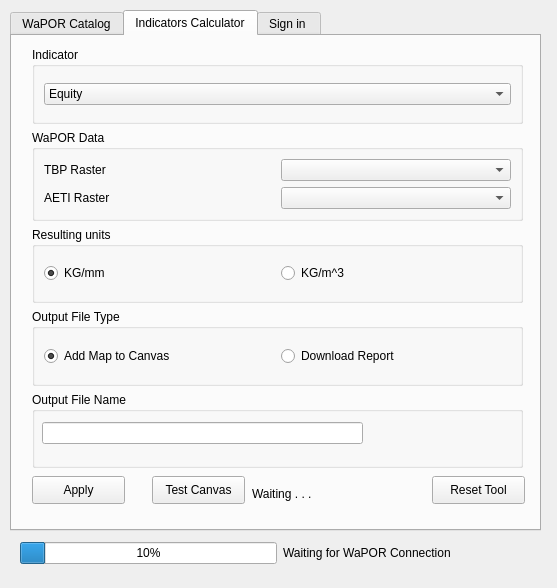
This is wap_plugin_dialog_base.ui in WAGIS/wap_plugin as Qt 5 draws it before an edit. The edited form follows.
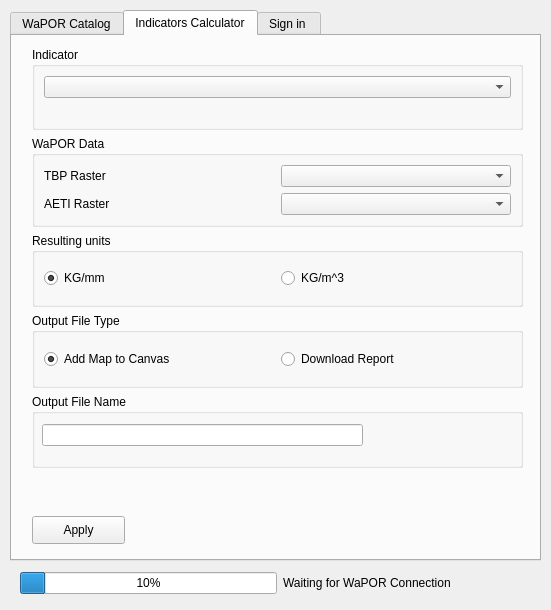
This is the edited form.

Commit message: - Indicators JSON integrated to automatize the interaction with the UI, is pending to fill the information of the rasters - UI updated with the changes of coodinate selector and indicators info

Diff of the .ui file:
```diff
--- a/wap_plugin_dialog_base.ui
+++ b/wap_plugin_dialog_base.ui
@@ -6,8 +6,8 @@
    <rect>
     <x>0</x>
     <y>0</y>
-    <width>557</width>
-    <height>588</height>
+    <width>551</width>
+    <height>610</height>
    </rect>
   </property>
   <property name="windowTitle">
@@ -19,7 +19,7 @@
      <x>10</x>
      <y>10</y>
      <width>531</width>
-     <height>521</height>
+     <height>551</height>
     </rect>
    </property>
    <property name="currentIndex">
@@ -159,6 +159,38 @@
          <item>
           <widget class="QLineEdit" name="outputRasterName"/>
          </item>
+         <item>
+          <widget class="QLabel" name="outputRasterCubeID">
+           <property name="text">
+            <string>.tif</string>
+           </property>
+          </widget>
+         </item>
+        </layout>
+       </item>
+       <item>
+        <layout class="QHBoxLayout" name="horizontalLayout_19">
+         <item>
+          <widget class="QPushButton" name="TestCanvasButton">
+           <property name="text">
+            <string>Test Canvas</string>
+           </property>
+          </widget>
+         </item>
+         <item>
+          <widget class="QLabel" name="TestCanvasLabel">
+           <property name="text">
+            <string>Waiting . . .</string>
+           </property>
+          </widget>
+         </item>
+         <item>
+          <widget class="QPushButton" name="resetToolButton">
+           <property name="text">
+            <string>Reset Tool</string>
+           </property>
+          </widget>
+         </item>
         </layout>
        </item>
       </layout>
@@ -258,7 +290,7 @@
      <property name="geometry">
       <rect>
        <x>20</x>
-       <y>440</y>
+       <y>480</y>
        <width>93</width>
        <height>28</height>
       </rect>
@@ -284,28 +316,18 @@
         </property>
         <layout class="QHBoxLayout" name="horizontalLayout_9">
          <item>
-          <widget class="QComboBox" name="indicatorListComboBox">
+          <layout class="QVBoxLayout" name="verticalLayout_6">
            <item>
-            <property name="text">
-             <string>Equity</string>
-            </property>
+            <widget class="QComboBox" name="indicatorListComboBox"/>
            </item>
            <item>
-            <property name="text">
-             <string>Beneficial Fraction</string>
-            </property>
+            <widget class="QLabel" name="indicInfoLabel">
+             <property name="text">
+              <string/>
+             </property>
+            </widget>
            </item>
-           <item>
-            <property name="text">
-             <string>Adequacy</string>
-            </property>
-           </item>
-           <item>
-            <property name="text">
-             <string>Relative Water Deficit</string>
-            </property>
-           </item>
-          </widget>
+          </layout>
          </item>
         </layout>
        </widget>
@@ -428,45 +450,6 @@
       </item>
      </layout>
     </widget>
-    <widget class="QPushButton" name="TestCanvasButton">
-     <property name="geometry">
-      <rect>
-       <x>140</x>
-       <y>440</y>
-       <width>93</width>
-       <height>28</height>
-      </rect>
-     </property>
-     <property name="text">
-      <string>Test Canvas</string>
-     </property>
-    </widget>
-    <widget class="QLabel" name="TestCanvasLabel">
-     <property name="geometry">
-      <rect>
-       <x>240</x>
-       <y>450</y>
-       <width>171</width>
-       <height>16</height>
-      </rect>
-     </property>
-     <property name="text">
-      <string>Waiting . . .</string>
-     </property>
-    </widget>
-    <widget class="QPushButton" name="resetToolButton">
-     <property name="geometry">
-      <rect>
-       <x>420</x>
-       <y>440</y>
-       <width>93</width>
-       <height>28</height>
-      </rect>
-     </property>
-     <property name="text">
-      <string>Reset Tool</string>
-     </property>
-    </widget>
    </widget>
    <widget class="QWidget" name="signinTab">
     <attribute name="title">
@@ -600,7 +583,7 @@
    <property name="geometry">
     <rect>
      <x>20</x>
-     <y>540</y>
+     <y>570</y>
      <width>431</width>
      <height>26</height>
     </rect>
```
Left out of the diff: 6 changed lines with no effect on the pictures. The commit also changes 2 other files.
